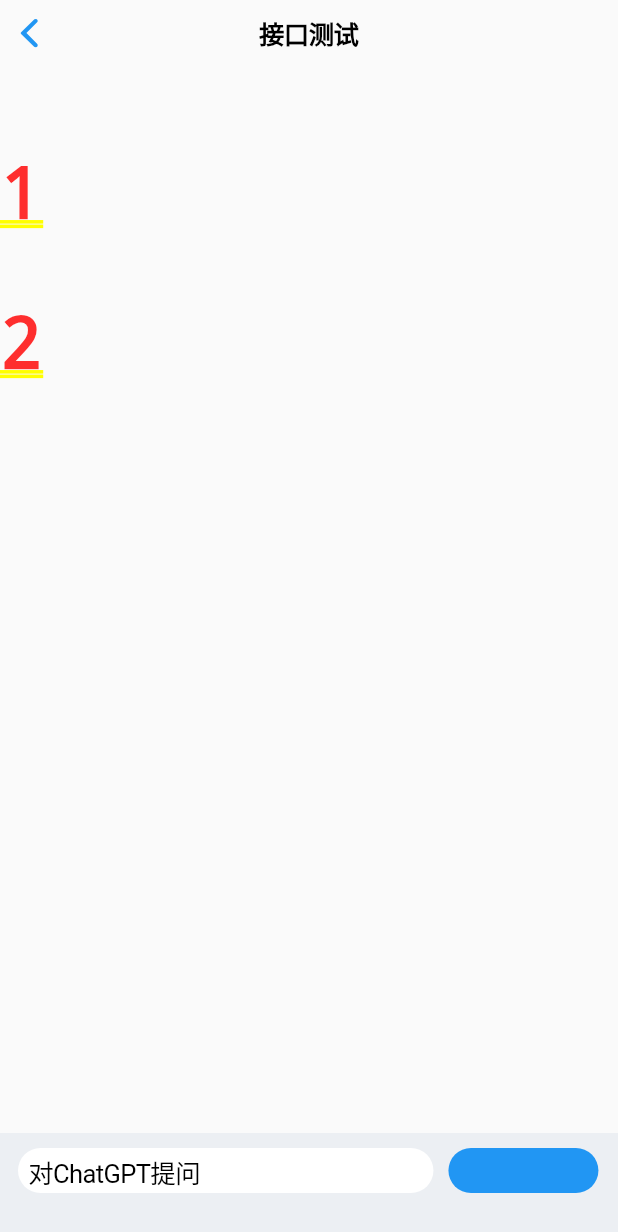
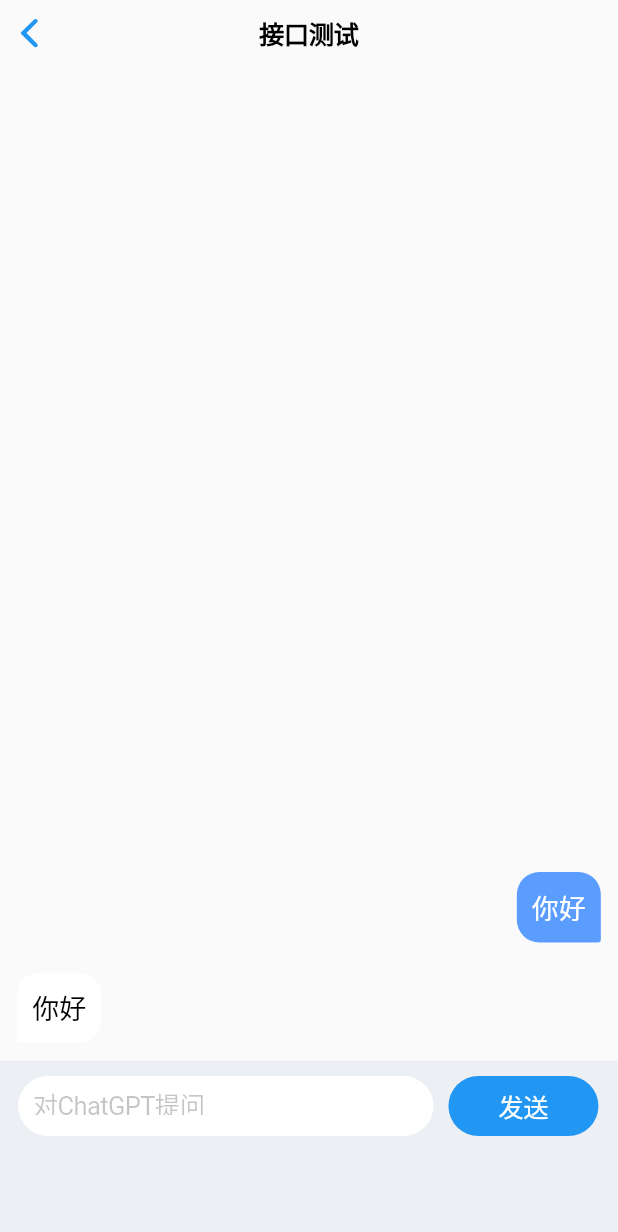
Before and after one commit to kll85757/letsgpt, a Flutter app: the messageWindow screen opened by its route, on a phone screen of 412 x 824 dp. Shown: the top 1232 px of the screen. Run offline on Flutter 3.47's test engine with Material 2 defaults, Android fonts, the light colour scheme and no system bars; drawn by our look-alikes of flutter_chat_bubble; our stand-ins replace animated_text_kit, dio, fluro, flutter_screenutil, flutter_staggered_animations, lottie and 1 more; project files that could hold a hidden picture were left out.

Commit message:
开发进度40%

```diff
--- /dev/null
+++ b/lib/utils/model.dart
@@ -0,0 +1,80 @@
+import 'package:flutter/cupertino.dart';
+import 'package:flutter/material.dart';
+import 'package:flutter_chat_bubble/chat_bubble.dart';
+import 'package:letsgpt/utils/setting.dart';
+
+class MsgModel {
+  MsgModel(
+      {required this.id,
+      required this.msg,
+      required this.type,
+      required this.time});
+  String id;
+  String msg;
+  MsgType type;
+  DateTime time;
+}
+
+enum MsgType {
+  sent,
+  receive,
+  timetag,
+}
+
+class CountryModel {
+  CountryModel(
+      {required this.name, required this.countryCode, required this.phoneCode});
+  String name;
+  String countryCode;
+  String phoneCode;
+}
+
+typedef SectionViewOnFetchAlphabet<T> = String Function(T header);
+
+class AlphabetHeader<T> {
+  AlphabetHeader({required this.alphabet, required this.items});
+  String alphabet;
+  List<T> items;
+}
+
+getTitleText(String title) => Text(
+      title,
+      style: TextStyle(
+        color: Colors.black,
+        fontSize: 20,
+      ),
+    );
+
+getSenderView(CustomClipper clipper, BuildContext context , String msg) => ChatBubble(
+      clipper: ChatBubbleClipper5(type: BubbleType.sendBubble),
+      alignment: Alignment.topRight,
+      margin: EdgeInsets.only(top: 20),
+      shadowColor: Colors.transparent,
+      backGroundColor: mainBlue,
+      child: Container(
+        constraints: BoxConstraints(
+          maxWidth: MediaQuery.of(context).size.width * 0.7,
+        ),
+        child: Text(
+          msg,
+          style: TextStyle(color: Colors.white,fontSize: 18,
+              decoration: TextDecoration.none,fontWeight: FontWeight.normal),
+        ),
+      ),
+    );
+
+getReceiverView(CustomClipper clipper, BuildContext context, String msg) => ChatBubble(
+      clipper: ChatBubbleClipper5(type: BubbleType.receiverBubble),
+      backGroundColor: Color.fromARGB(255, 255, 255, 255),
+      shadowColor: Colors.transparent,
+      margin: EdgeInsets.only(top: 20),
+      child: Container(
+        constraints: BoxConstraints(
+          maxWidth: MediaQuery.of(context).size.width * 0.7,
+        ),
+        child: Text(
+          msg,
+          style: TextStyle(color: Colors.black, fontSize: 18,decoration: TextDecoration.none,fontWeight: FontWeight.normal),
+        ),
+      ),
+    );
--- a/lib/views/talkToGpt.dart
+++ b/lib/views/talkToGpt.dart
@@ -1,8 +1,15 @@
 import 'package:flutter/cupertino.dart';
 import 'package:flutter/material.dart';
+// ignore: depend_on_referenced_packages
 import 'package:flutter_screenutil/flutter_screenutil.dart';
 import 'package:fluro/fluro.dart';
 import 'package:letsgpt/utils/setting.dart';
+import 'package:letsgpt/utils/model.dart';
+import 'package:letsgpt/utils/webService.dart';
+import 'package:flutter_chat_bubble/chat_bubble.dart';
+import 'package:flutter_staggered_animations/flutter_staggered_animations.dart';
+import 'package:lottie/lottie.dart';
+// ignore: depend_on_referenced_packages
 
 /// Flutter code sample for [CupertinoTabScaffold].
 
@@ -20,7 +27,52 @@ class messageWindow extends StatefulWidget {
 //   }
 // }
 
-List<String> messageList = ['你好', '你好'];
+bool dialogVisable = false;
+
+List<String> messageList = [];
+List<Map> _messageList = [
+  {
+    "type": "GPT",
+    "msg": "你好",
+  },
+  {
+    "type": "USER",
+    "msg": "你好",
+  },
+];
+
+List<MsgModel>? messages;
+
+Widget _renderItem(CountryModel itemData) {
+  return GestureDetector(
+    onTap: () {
+      print("item clicked ${itemData.name}");
+    },
+    behavior: HitTestBehavior.opaque,
+    child: Padding(
+        padding: const EdgeInsets.only(right: 12.0),
+        child: ListTile(
+            title: Text(itemData.name), trailing: Text(itemData.phoneCode))),
+  );
+}
+
+// Widget _renderList() {
+//   return ChatList(
+//     msgCount: messages?.length ?? 0,
+//     itemBuilder: (BuildContext context, int index) => _renderItem(index as CountryModel),
+//     onMsgKey: (int index) => messages![index].id,
+//     controller: chatListController,
+//     // New message tip
+//     showReceivedMsgButton: true,
+//     onIsReceiveMessage: (int i) => messages![i].type == MsgType.receive,
+
+//     // Scroll to top
+//     showScrollToTopButton: true,
+
+//   );
+// }
+
+final ScrollController _scrollController = ScrollController();
 
 class _CupertinoTextFieldExampleState extends State<messageWindow> {
   late TextEditingController _textController;
@@ -28,13 +80,67 @@ class _CupertinoTextFieldExampleState extends State<messageWindow> {
   @override
   void initState() {
     super.initState();
-    _textController = TextEditingController(text: '对ChatGPT提问');
+    _textController = TextEditingController(text: '');
   }
 
   @override
   void dispose() {
     _textController.dispose();
     super.dispose();
+  }
+
+  double bottomSideH = 50.sp;
+
+  void _hideBottomSide() {
+    bottomSideH = 0;
+  }
+
+  void _showBottomSide() {
+    bottomSideH = 50.sp;
+  }
+
+  void _sendMsgToGpt() async {
+    if (_textController.text == '') {
+      _showBottomSide();
+      return;
+    } else {
+      setState(() {
+        _messageList.insert(0, {"type": "USER", "msg": _textController.text});
+        _textController = TextEditingController(text: '');
+        dialogVisable = true;
+      });
+      _showBottomSide();
+      String msgFromGpt = await talkToGpt(_textController.text);
+      setState(() {
+        _messageList.insert(0, {"type": "GPT", "msg": msgFromGpt});
+        dialogVisable = false;
+      });
+
+    }
+  }
+
+  final _focusNode = FocusNode();
+
+  void _onNewMessage() {
+    _scrollController.animateTo(_scrollController.position.maxScrollExtent,
+        duration: const Duration(milliseconds: 200), curve: Curves.easeIn);
+  }
+
+  // ignore: non_constant_identifier_names
+  List<Widget> msgWidgetList(BuildContext context, List MsgList) {
+    List<Widget> lists = [];
+    for (var item in MsgList) {
+      if (item["type"] == "USER") {
+        lists.add(getSenderView(ChatBubbleClipper1(type: BubbleType.sendBubble),
+            context, item['msg']));
+      } else {
+        lists.add(getReceiverView(
+            ChatBubbleClipper1(type: BubbleType.sendBubble),
+            context,
+            item['msg']));
+      }
+    }
+    return lists;
   }
 
   @override
@@ -52,20 +158,31 @@ class _CupertinoTextFieldExampleState extends State<messageWindow> {
           constraints: const BoxConstraints.expand(),
           child: Stack(
             children: [
-              const Positioned(
-                  top: 100,
-                  child: Text(
-                    '1',
-                    strutStyle: StrutStyle(fontSize: 10),
-                  )),
-              Positioned(top: 200, child: Text('2')),
+              Positioned(
+                height: MediaQuery.of(context).size.height - 160.sp,
+                width: MediaQuery.of(context).size.width,
+                bottom: 60 + bottomSideH,
+                child: ListView(
+                  reverse: true,
+                  padding: EdgeInsets.all(10.sp),
+                  children: msgWidgetList(context, _messageList),
+                ),
+              ),
               Positioned(
                   bottom: 0,
+                  height: 50.sp,
+                  child: Container(
+                    color: backColoor,
+                    width: MediaQuery.of(context).size.width,
+                    height: 52.sp,
+                  )),
+              Positioned(
+                  bottom: bottomSideH,
                   child: Container(
                     padding: const EdgeInsets.fromLTRB(12, 10, 12, 12),
                     color: backColoor,
                     width: MediaQuery.of(context).size.width,
-                    height: 60.sp,
+                    height: 52.sp,
                     child: Stack(
                       children: [
                         Positioned(
@@ -73,8 +190,12 @@ class _CupertinoTextFieldExampleState extends State<messageWindow> {
                             children: [
                               Container(
                                 width: 242.sp,
-                                height: 30,
+                                height: 35.sp,
+                                alignment: Alignment.center,
                                 child: CupertinoTextField(
+                                  textInputAction: TextInputAction.send,
+                                  placeholder: '对ChatGPT提问',
+                                  padding: EdgeInsets.all(10),
                                   decoration: const BoxDecoration(
                                     color: Colors.white,
                                     borderRadius: BorderRadius.all(
@@ -82,26 +203,57 @@ class _CupertinoTextFieldExampleState extends State<messageWindow> {
                                     ),
                                   ),
                                   controller: _textController,
+                                  onChanged: (String value) async {},
+                                  onSubmitted: (e) => {_sendMsgToGpt()},
+                                  focusNode: _focusNode,
+                                  onTap: _hideBottomSide,
+                                  onTapOutside: (e) =>
+                                      {_focusNode.unfocus(), _showBottomSide()},
                                 ),
                               ),
                               const Padding(padding: EdgeInsets.only(left: 10)),
                               Container(
                                   width: 100,
-                                  height: 30,
+                                  height: 35.sp,
                                   child: CupertinoButton.filled(
-
+                                    alignment: Alignment.center,
+                                    padding: EdgeInsets.all(1),
                                     borderRadius: const BorderRadius.all(
                                       Radius.circular(25.0),
                                     ),
-                                    onPressed: () {},
-                                    child: const Text('发送'),
+                                    onPressed: () {
+                                      _sendMsgToGpt();
+                                    },
+                                    child: const Text(
+                                      '发送',
+                                      style: TextStyle(color: Colors.white),
+                                    ),
                                   )),
                             ],
                           ),
                         )
                       ],
                     ),
-                  ))
+                  )),
+              //是否显示加载动画
+              dialogVisable ?
+              Positioned(
+                height: MediaQuery.of(context).size.height,
+                width: MediaQuery.of(context).size.width,
+                bottom: 0,
+                child: Container(
+                    height: MediaQuery.of(context).size.height,
+                    width: MediaQuery.of(context).size.width,
+                    child: Center(
+                      child: Lottie.asset('assets/status/LoopEggs.json',
+                          // alignment: Alignment(10,0),
+                          width: 100.sp,
+                          height: 200.sp,
+                          repeat: true),
+                    ),
+                    color: Color.fromARGB(43, 80, 80, 80)),
+              ):
+              Container()
             ],
           ),
         ));
--- a/pubspec.yaml
+++ b/pubspec.yaml
@@ -32,6 +32,7 @@ dev_dependencies:
   transparent_image: ^2.0.0
   flutter_staggered_animations: ^1.0.0
   animated_text_kit: ^4.2.2
+  flutter_chat_bubble: ^2.0.2
 
 
 flutter_app_name:
```
Also changed, not shown: lib/utils/webService.dart (+7 -4 lines), pubspec.lock.
